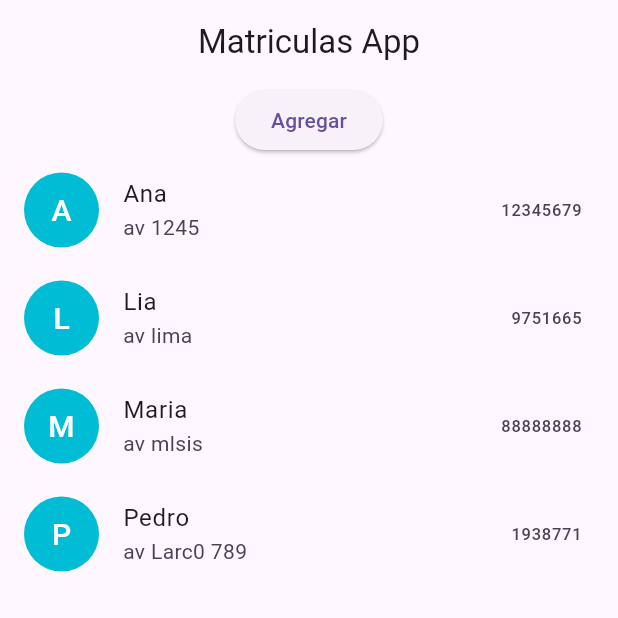
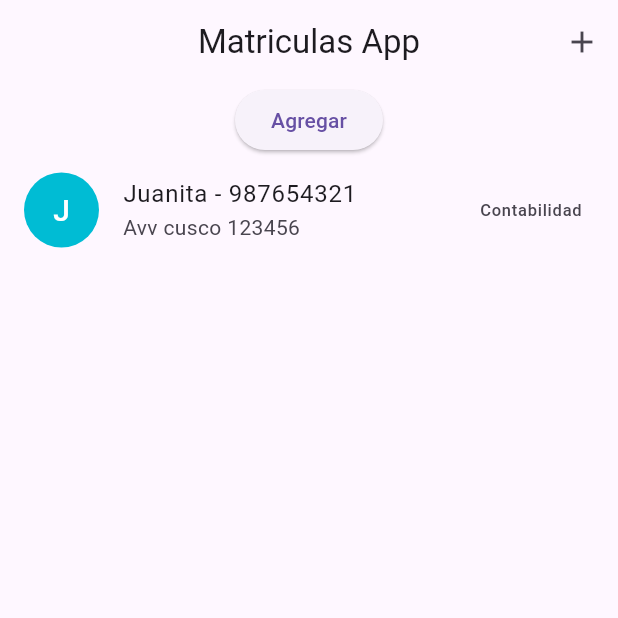
Before and after one commit to fr4nsgallegos/matriculasappg7, a Flutter app: the screen it shows after launch, after a tap on "Agregar", on a phone screen of 412 x 824 dp, the top half of it. Run offline on Flutter 3.47's test engine with Material 3 defaults, Android fonts, the phone set to English and light mode, and no system bars.

Commit message:
add person to matriculalist

```diff
--- a/lib/screens/matricula_screen.dart
+++ b/lib/screens/matricula_screen.dart
@@ -1,5 +1,8 @@
 import 'package:flutter/material.dart';
 import 'package:matriculasapp/models/Person_model.dart';
+import 'package:matriculasapp/models/carrera_model.dart';
+import 'package:matriculasapp/models/institucion_model.dart';
+import 'package:matriculasapp/models/matricula_model.dart';
 
 class MatriculasHome extends StatefulWidget {
   @override
@@ -13,41 +16,82 @@ class _MatriculasHomeState extends State<MatriculasHome> {
     Person(name: "Maria", address: "av mlsis", phone: "88888888"),
   ];
 
+  List<Carrera> carrerasList = [
+    Carrera(nombre: "Contabilidad", duracion: "5 años"),
+    Carrera(nombre: "Diseño", duracion: "5 años"),
+  ];
+
+  List<Matricula> matriculasList = [];
+
+  List<Institucion> institucioneslist = [];
   @override
   Widget build(BuildContext context) {
     return Scaffold(
       appBar: AppBar(
         title: Text("Matriculas App"),
         centerTitle: true,
+        actions: [
+          IconButton(
+            onPressed: () {
+              //AGREGAR INSTITUCIONES
+              institucioneslist.add(
+                Institucion(
+                  nombre: "TECSUP",
+                  direccion: "AV LIMA 123123",
+                  ruc: "12345678",
+                  telefono: "98765431",
+                  matriculas: [],
+                ),
+              );
+            },
+            icon: Icon(Icons.add),
+          ),
+        ],
       ),
       body: Column(
         children: [
           ElevatedButton(
             onPressed: () {
-              peopleList.add(
-                Person(
-                    name: "Pedro",
-                    address: "av Larc0 789",
-                    phone: "1938771",
-                    dni: "12345678"),
+              //AGREGANDO PERSONAS
+              // peopleList.add(
+              //   Person(
+              //       name: "Pedro",
+              //       address: "av Larc0 789",
+              //       phone: "1938771",
+              //       dni: "12345678"),
+              // );
+
+              //AGREGANDO MATRÍCULAS
+              matriculasList.add(
+                Matricula(
+                  fecha: "14/01/2024",
+                  hora: "11:05",
+                  alumno: Person(
+                      name: "Juanita",
+                      address: "Avv cusco 123456",
+                      phone: "987654321"),
+                  carrera: carrerasList[0],
+                ),
               );
               setState(() {});
             },
             child: Text("Agregar"),
           ),
-          ...peopleList.map((e) => ListTile(
+          ...matriculasList.map(
+            (e) => ListTile(
               leading: CircleAvatar(
                 backgroundColor: Colors.cyan,
                 radius: 25,
                 child: Text(
-                    e.name[0],
+                  e.alumno.name[0],
                   style: TextStyle(fontSize: 20, color: Colors.white),
                 ),
               ),
-                title: Text(e.name),
-                subtitle: Text(e.address),
-                trailing: Text(e.phone),
-              )),
+              title: Text("${e.alumno.name} - ${e.alumno.phone}"),
+              subtitle: Text(e.alumno.address),
+              trailing: Text(e.carrera.nombre),
+            ),
+          ),
         ],
       ),
     );
```
Lines whose indentation alone changed are shown as unchanged.
